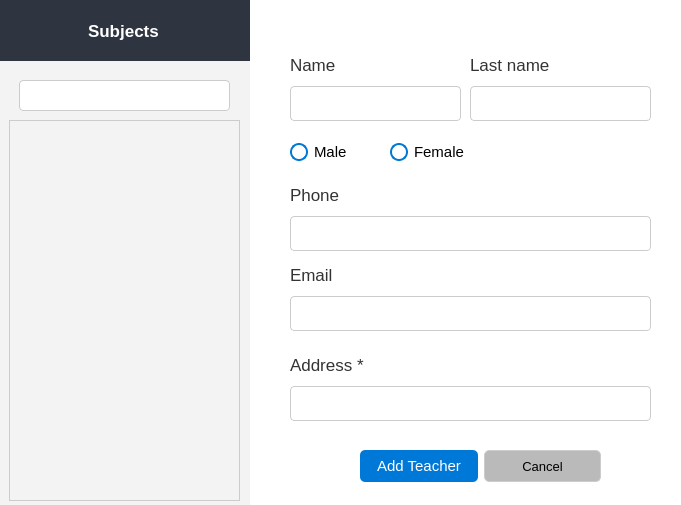
Qt form School_System/ui/AddTeacherDialog.ui (KasperJack/School-Management-System) before a commit.
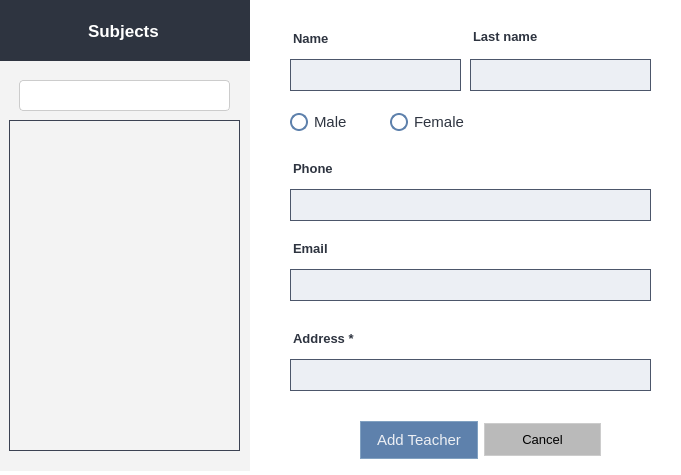
The same form after that commit.

Diff of the .ui file:
```diff
--- a/School_System/ui/AddTeacherDialog.ui
+++ b/School_System/ui/AddTeacherDialog.ui
@@ -7,7 +7,7 @@
     <x>0</x>
     <y>0</y>
     <width>681</width>
-    <height>505</height>
+    <height>475</height>
    </rect>
   </property>
   <property name="windowTitle">
@@ -92,7 +92,7 @@
    <property name="geometry">
     <rect>
      <x>290</x>
-     <y>50</y>
+     <y>20</y>
      <width>171</width>
      <height>71</height>
     </rect>
@@ -103,16 +103,56 @@
       <property name="font">
        <font>
         <family>Segoe UI</family>
-        <pointsize>13</pointsize>
+        <pointsize>-1</pointsize>
+        <bold>true</bold>
        </font>
       </property>
+      <property name="styleSheet">
+       <string notr="true">/* Label Style */
+QLabel {
+    color: #2e3440; /* Light text color */
+    font-size: 13px; /* Smaller font size for the label */
+    font-weight: bold; /* Bold text to emphasize the label */
+    margin-top: 4px; /* Space between the label and the input field */
+}
+
+/* Optional: Focused Label Change (to match the input field) */
+QLineEdit:focus + QLabel {
+    color: #88C0D0; /* Change label color to light blue on focus */
+}
+</string>
+      </property>
       <property name="text">
        <string>Name</string>
       </property>
      </widget>
     </item>
     <item>
-     <widget class="QLineEdit" name="name_field"/>
+     <widget class="QLineEdit" name="name_field">
+      <property name="styleSheet">
+       <string notr="true">/* Input Field */
+QLineEdit {
+    background-color: #eceff4; /* Light background */
+    color: #000000; /* Black text */
+    border: 1px solid #4C566A; /* Subtle gray-blue border */
+    border-radius: 0px; /* No rounded corners */
+    padding: 6px; /* Padding inside the field */
+    font-size: 14px; /* Standard font size */
+}
+
+/* Focused Input Field */
+QLineEdit:focus {
+    border: 1px solid #88C0D0; /* Light blue/teal border on focus */
+    background-color: #e1e9f2; /* Slightly lighter background on focus */
+}
+
+/* Placeholder Text */
+QLineEdit::placeholder {
+    color: #4C566A; /* Darker gray for placeholder text */
+}
+</string>
+      </property>
+     </widget>
     </item>
    </layout>
   </widget>
@@ -120,7 +160,7 @@
    <property name="geometry">
     <rect>
      <x>470</x>
-     <y>50</y>
+     <y>20</y>
      <width>181</width>
      <height>71</height>
     </rect>
@@ -131,16 +171,68 @@
       <property name="font">
        <font>
         <family>Segoe UI</family>
-        <pointsize>13</pointsize>
+        <pointsize>-1</pointsize>
+        <bold>true</bold>
        </font>
       </property>
+      <property name="styleSheet">
+       <string notr="true">/* Label Style */
+QLabel {
+    color: #2e3440; /* Light text color */
+    font-size: 13px; /* Smaller font size for the label */
+    font-weight: bold; /* Bold text to emphasize the label */
+    margin-top: 4px; /* Space between the label and the input field */
+}
+
+/* Optional: Focused Label Change (to match the input field) */
+QLineEdit:focus + QLabel {
+    color: #88C0D0; /* Change label color to light blue on focus */
+}
+/* Label Style */
+QLabel {
+    color: #2e3440; /* Light text color */
+    font-size: 13px; /* Smaller font size for the label */
+    font-weight: bold; /* Bold text to emphasize the label */
+    margin-bottom: 4px; /* Space between the label and the input field */
+}
+
+/* Optional: Focused Label Change (to match the input field) */
+QLineEdit:focus + QLabel {
+    color: #88C0D0; /* Change label color to light blue on focus */
+}
+</string>
+      </property>
       <property name="text">
        <string>Last name</string>
       </property>
      </widget>
     </item>
     <item>
-     <widget class="QLineEdit" name="last_name_field"/>
+     <widget class="QLineEdit" name="last_name_field">
+      <property name="styleSheet">
+       <string notr="true">/* Input Field */
+QLineEdit {
+    background-color: #eceff4; /* Light background */
+    color: #000000; /* Black text */
+    border: 1px solid #4C566A; /* Subtle gray-blue border */
+    border-radius: 0px; /* No rounded corners */
+    padding: 6px; /* Padding inside the field */
+    font-size: 14px; /* Standard font size */
+}
+
+/* Focused Input Field */
+QLineEdit:focus {
+    border: 1px solid #88C0D0; /* Light blue/teal border on focus */
+    background-color: #e1e9f2; /* Slightly lighter background on focus */
+}
+
+/* Placeholder Text */
+QLineEdit::placeholder {
+    color: #4C566A; /* Darker gray for placeholder text */
+}
+</string>
+      </property>
+     </widget>
     </item>
    </layout>
   </widget>
@@ -148,51 +240,59 @@
    <property name="geometry">
     <rect>
      <x>390</x>
-     <y>140</y>
+     <y>110</y>
      <width>81</width>
      <height>24</height>
     </rect>
    </property>
    <property name="styleSheet">
-    <string notr="true">QRadioButton {
+    <string notr="true">/* RadioButton Styling */
+QRadioButton {
     spacing: 6px; /* Space between the radio button and label text */
-    color: black; /* Text color */
+    color: #2e3440;/* Light grayish blue text from Nord */
     font-size: 11pt;
 }
 
+/* RadioButton Indicator */
 QRadioButton::indicator {
     width: 14px;
     height: 14px;
-    border-radius: 9px; /* Makes the indicator circular */
-    border: 2px solid #0078D4; /* Fluent Blue border */
+    border-radius: 9px; /* Circular indicator */
+    border: 2px solid #5e81ac; /* Nord9 Blue for the border */
     background-color: transparent; /* Transparent background */
 }
 
+/* Hover State for Indicator */
 QRadioButton::indicator:hover {
     border-color: #005a9e; /* Darker Fluent Blue on hover */
 }
 
+/* Checked State for Indicator */
 QRadioButton::indicator:checked {
-    background-color: #0078D4; /* Fluent Blue when checked */
-    border-color: #0078D4; /* Fluent Blue border */
+    background-color: #81a1c1; /* Nord8 Blue when checked */
+    border-color: #81a1c1; /* Matching border color */
 }
 
+/* Pressed State for Indicator */
 QRadioButton::indicator:pressed {
     background-color: #004578; /* Darker blue on press */
 }
 
+/* Hover State for Checked Indicator */
 QRadioButton::indicator:checked:hover {
     background-color: #005a9e; /* Slightly darker blue on hover when checked */
 }
 
+/* Disabled State for Indicator */
 QRadioButton::indicator:disabled {
-    border-color: #d6d6d6; /* Light gray for disabled state */
-    background-color: #f0f0f0; /* Light gray background for disabled */
+    border-color: #3b4252; /* Nord1 Darker gray for disabled state */
+    background-color: #4c566a; /* Nord3 Dark gray background for disabled */
 }
 
+/* Checked Disabled State for Indicator */
 QRadioButton::indicator:checked:disabled {
-    background-color: #d6d6d6; /* Gray checked state for disabled */
-    border-color: #d6d6d6;
+    background-color: #4c566a; /* Dark gray checked state for disabled */
+    border-color: #4c566a; /* Dark gray border for disabled checked state */
 }
 </string>
    </property>
@@ -204,51 +304,59 @@
    <property name="geometry">
     <rect>
      <x>290</x>
-     <y>140</y>
+     <y>110</y>
      <width>81</width>
      <height>24</height>
     </rect>
    </property>
    <property name="styleSheet">
-    <string notr="true">QRadioButton {
+    <string notr="true">/* RadioButton Styling */
+QRadioButton {
     spacing: 6px; /* Space between the radio button and label text */
-    color: black; /* Text color */
+    color: #2e3440; /* Light grayish blue text from Nord */
     font-size: 11pt;
 }
 
+/* RadioButton Indicator */
 QRadioButton::indicator {
     width: 14px;
     height: 14px;
-    border-radius: 9px; /* Makes the indicator circular */
-    border: 2px solid #0078D4; /* Fluent Blue border */
+    border-radius: 9px; /* Circular indicator */
+    border: 2px solid #5e81ac; /* Nord9 Blue for the border */
     background-color: transparent; /* Transparent background */
 }
 
+/* Hover State for Indicator */
 QRadioButton::indicator:hover {
     border-color: #005a9e; /* Darker Fluent Blue on hover */
 }
 
+/* Checked State for Indicator */
 QRadioButton::indicator:checked {
-    background-color: #0078D4; /* Fluent Blue when checked */
-    border-color: #0078D4; /* Fluent Blue border */
+    background-color: #81a1c1; /* Nord8 Blue when checked */
+    border-color: #81a1c1; /* Matching border color */
 }
 
+/* Pressed State for Indicator */
 QRadioButton::indicator:pressed {
     background-color: #004578; /* Darker blue on press */
 }
 
+/* Hover State for Checked Indicator */
 QRadioButton::indicator:checked:hover {
     background-color: #005a9e; /* Slightly darker blue on hover when checked */
 }
 
+/* Disabled State for Indicator */
 QRadioButton::indicator:disabled {
-    border-color: #d6d6d6; /* Light gray for disabled state */
-    background-color: #f0f0f0; /* Light gray background for disabled */
+    border-color: #3b4252; /* Nord1 Darker gray for disabled state */
+    background-color: #4c566a; /* Nord3 Dark gray background for disabled */
 }
 
+/* Checked Disabled State for Indicator */
 QRadioButton::indicator:checked:disabled {
-    background-color: #d6d6d6; /* Gray checked state for disabled */
-    border-color: #d6d6d6;
+    background-color: #4c566a; /* Dark gray checked state for disabled */
+    border-color: #4c566a; /* Dark gray border for disabled checked state */
 }
 </string>
    </property>
@@ -260,9 +368,9 @@
    <property name="geometry">
     <rect>
      <x>360</x>
-     <y>450</y>
+     <y>420</y>
      <width>241</width>
-     <height>32</height>
+     <height>40</height>
     </rect>
    </property>
    <layout class="QHBoxLayout" name="horizontalLayout">
@@ -270,12 +378,52 @@
      <widget class="QPushButton" name="add_teacher_button">
       <property name="minimumSize">
        <size>
-        <width>0</width>
-        <height>30</height>
+        <width>86</width>
+        <height>38</height>
        </size>
       </property>
       <property name="styleSheet">
-       <string notr="true"/>
+       <string notr="true">QPushButton {
+    background-color: #5E81AC; /* Nord Blue */
+    color: #ECEFF4; /* Light text */
+    border: 1px solid #81A1C1; /* Lighter blue border */
+    border-radius: 0px; /* No roundness */
+    padding: 6px 12px;
+    font-family: &quot;Segoe UI&quot;;
+    font-size: 15px;
+    min-width: 60px;
+    min-height: 24px;
+}
+
+/* Hover State */
+QPushButton:hover {
+    background-color: #81A1C1; /* Lighter Nord Blue */
+    border: 1px solid #88C0D0; /* Teal highlight */
+}
+
+/* Pressed State */
+QPushButton:pressed {
+    background-color: #4C566A; /* Darker Nord Blue */
+    border: 1px solid #8FBCBB; /* Teal accent */
+}
+
+/* Edit Button Specific Style */
+QPushButton#editButton {
+    background-color: #88C0D0; /* Soft Teal Blue */
+    color: #2E3440; /* Darker text for contrast */
+    border: 1px solid #8FBCBB; /* Teal border */
+}
+
+QPushButton#editButton:hover {
+    background-color: #8FBCBB; /* Slightly lighter teal */
+    border: 1px solid #81A1C1; /* Soft blue highlight */
+}
+
+QPushButton#editButton:pressed {
+    background-color: #5E81AC; /* Dark Nord Blue */
+    border: 1px solid #4C566A; /* Darker border */
+}
+</string>
       </property>
       <property name="text">
        <string>Add Teacher</string>
@@ -307,7 +455,7 @@
 
     color: black;                  /* Black text */
     border: 1px solid #cccccc;     /* Light gray border */
-    border-radius: 5px;
+    border-radius: 0px;
     padding: 8px 16px;
     font-size: 10pt;
 }
@@ -334,7 +482,7 @@
    <property name="geometry">
     <rect>
      <x>290</x>
-     <y>260</y>
+     <y>230</y>
      <width>361</width>
      <height>71</height>
     </rect>
@@ -345,16 +493,56 @@
       <property name="font">
        <font>
         <family>Segoe UI</family>
-        <pointsize>13</pointsize>
+        <pointsize>-1</pointsize>
+        <bold>true</bold>
        </font>
       </property>
+      <property name="styleSheet">
+       <string notr="true">/* Label Style */
+QLabel {
+    color: #2e3440; /* Light text color */
+    font-size: 13px; /* Smaller font size for the label */
+    font-weight: bold; /* Bold text to emphasize the label */
+    margin-top: 4px; /* Space between the label and the input field */
+}
+
+/* Optional: Focused Label Change (to match the input field) */
+QLineEdit:focus + QLabel {
+    color: #88C0D0; /* Change label color to light blue on focus */
+}
+</string>
+      </property>
       <property name="text">
        <string>Email</string>
       </property>
      </widget>
     </item>
     <item>
-     <widget class="QLineEdit" name="email_field"/>
+     <widget class="QLineEdit" name="email_field">
+      <property name="styleSheet">
+       <string notr="true">/* Input Field */
+QLineEdit {
+    background-color: #eceff4; /* Light background */
+    color: #000000; /* Black text */
+    border: 1px solid #4C566A; /* Subtle gray-blue border */
+    border-radius: 0px; /* No rounded corners */
+    padding: 6px; /* Padding inside the field */
+    font-size: 14px; /* Standard font size */
+}
+
+/* Focused Input Field */
+QLineEdit:focus {
+    border: 1px solid #88C0D0; /* Light blue/teal border on focus */
+    background-color: #e1e9f2; /* Slightly lighter background on focus */
+}
+
+/* Placeholder Text */
+QLineEdit::placeholder {
+    color: #4C566A; /* Darker gray for placeholder text */
+}
+</string>
+      </property>
+     </widget>
     </item>
    </layout>
   </widget>
@@ -362,7 +550,7 @@
    <property name="geometry">
     <rect>
      <x>290</x>
-     <y>180</y>
+     <y>150</y>
      <width>361</width>
      <height>71</height>
     </rect>
@@ -373,16 +561,56 @@
       <property name="font">
        <font>
         <family>Segoe UI</family>
-        <pointsize>13</pointsize>
+        <pointsize>-1</pointsize>
+        <bold>true</bold>
        </font>
       </property>
+      <property name="styleSheet">
+       <string notr="true">/* Label Style */
+QLabel {
+    color: #2e3440; /* Light text color */
+    font-size: 13px; /* Smaller font size for the label */
+    font-weight: bold; /* Bold text to emphasize the label */
+    margin-top: 4px; /* Space between the label and the input field */
+}
+
+/* Optional: Focused Label Change (to match the input field) */
+QLineEdit:focus + QLabel {
+    color: #88C0D0; /* Change label color to light blue on focus */
+}
+</string>
+      </property>
       <property name="text">
        <string>Phone</string>
       </property>
      </widget>
     </item>
     <item>
-     <widget class="QLineEdit" name="phone_field"/>
+     <widget class="QLineEdit" name="phone_field">
+      <property name="styleSheet">
+       <string notr="true">/* Input Field */
+QLineEdit {
+    background-color: #eceff4; /* Light background */
+    color: #000000; /* Black text */
+    border: 1px solid #4C566A; /* Subtle gray-blue border */
+    border-radius: 0px; /* No rounded corners */
+    padding: 6px; /* Padding inside the field */
+    font-size: 14px; /* Standard font size */
+}
+
+/* Focused Input Field */
+QLineEdit:focus {
+    border: 1px solid #88C0D0; /* Light blue/teal border on focus */
+    background-color: #e1e9f2; /* Slightly lighter background on focus */
+}
+
+/* Placeholder Text */
+QLineEdit::placeholder {
+    color: #4C566A; /* Darker gray for placeholder text */
+}
+</string>
+      </property>
+     </widget>
     </item>
    </layout>
   </widget>
@@ -390,7 +618,7 @@
    <property name="geometry">
     <rect>
      <x>290</x>
-     <y>350</y>
+     <y>320</y>
      <width>361</width>
      <height>71</height>
     </rect>
@@ -401,16 +629,56 @@
       <property name="font">
        <font>
         <family>Segoe UI</family>
-        <pointsize>13</pointsize>
+        <pointsize>-1</pointsize>
+        <bold>true</bold>
        </font>
       </property>
+      <property name="styleSheet">
+       <string notr="true">/* Label Style */
+QLabel {
+    color: #2e3440; /* Light text color */
+    font-size: 13px; /* Smaller font size for the label */
+    font-weight: bold; /* Bold text to emphasize the label */
+    margin-top: 4px; /* Space between the label and the input field */
+}
+
+/* Optional: Focused Label Change (to match the input field) */
+QLineEdit:focus + QLabel {
+    color: #88C0D0; /* Change label color to light blue on focus */
+}
+</string>
+      </property>
       <property name="text">
        <string>Address *</string>
       </property>
      </widget>
     </item>
     <item>
-     <widget class="QLineEdit" name="address_field"/>
+     <widget class="QLineEdit" name="address_field">
+      <property name="styleSheet">
+       <string notr="true">/* Input Field */
+QLineEdit {
+    background-color: #eceff4; /* Light background */
+    color: #000000; /* Black text */
+    border: 1px solid #4C566A; /* Subtle gray-blue border */
+    border-radius: 0px; /* No rounded corners */
+    padding: 6px; /* Padding inside the field */
+    font-size: 14px; /* Standard font size */
+}
+
+/* Focused Input Field */
+QLineEdit:focus {
+    border: 1px solid #88C0D0; /* Light blue/teal border on focus */
+    background-color: #e1e9f2; /* Slightly lighter background on focus */
+}
+
+/* Placeholder Text */
+QLineEdit::placeholder {
+    color: #4C566A; /* Darker gray for placeholder text */
+}
+</string>
+      </property>
+     </widget>
     </item>
    </layout>
   </widget>
@@ -420,7 +688,7 @@
      <x>-1</x>
      <y>0</y>
      <width>251</width>
-     <height>521</height>
+     <height>471</height>
     </rect>
    </property>
    <property name="styleSheet">
@@ -433,64 +701,73 @@
       <x>10</x>
       <y>120</y>
       <width>231</width>
-      <height>381</height>
+      <height>331</height>
      </rect>
     </property>
     <property name="styleSheet">
-     <string notr="true">    QScrollArea {
-        border: 1px solid #cccccc;
-        background: #f9f9f9;
-        border-radius: 0px;
-    }
+     <string notr="true">QScrollArea {
+    border: 1px solid #3b4252; /* Nord1 - Dark gray-blue border */
+    background: #f9f9f9; /* Keep original background */
+    border-radius: 0px;
+}
 
-    /* Scroll Bar */
-    QScrollBar:vertical {
-        border: none;
-        background: #e6e6e6;
-        width: 12px;
-        margin: 2px;
-        border-radius: 6px;
-    }
-    QScrollBar::handle:vertical {
-        background: #aaaaaa;
-        min-height: 20px;
-        border-radius: 6px;
-    }
-    QScrollBar::handle:vertical:hover {
-        background: #888888;
-    }
-    QScrollBar::sub-line:vertical,
-    QScrollBar::add-line:vertical {
-        background: none;
-        height: 0;
-    }
+/* Scroll Bar */
+QScrollBar:vertical {
+    border: none;
+    background: #e6e6e6; /* Keep original background */
+    width: 12px;
+    margin: 2px;
+    border-radius: 6px;
+}
 
-    /* Items inside the Scroll Area */
-    QWidget {
-        font-size: 16px;
-        font-family: Arial, sans-serif;
-        color: #333333;
-        background: transparent;
-    }
+QScrollBar::handle:vertical {
+    background: #4c566a; /* Nord3 - Medium gray-blue for handle */
+    min-height: 20px;
+    border-radius: 6px;
+}
 
-    QCheckBox {
-        spacing: 10px;
-        padding: 5px;
-    }
-    QCheckBox::indicator {
-        width: 16px;
-        height: 16px;
-    }
-    QCheckBox::indicator:checked {
-        background-color: #0078d4;
-        border: 1px solid #0078d4;
-        border-radius: 4px;
-    }
-    QCheckBox::indicator:unchecked {
-        background-color: #f0f0f0;
-        border: 1px solid #cccccc;
-        border-radius: 4px;
-    }</string>
+QScrollBar::handle:vertical:hover {
+    background: #81a1c1; /* Nord8 - Blue on hover */
+}
+
+QScrollBar::sub-line:vertical,
+QScrollBar::add-line:vertical {
+    background: none;
+    height: 0;
+}
+
+/* Items inside the Scroll Area */
+QWidget {
+    font-size: 16px;
+    font-family: Arial, sans-serif;
+    color: #2e3440;
+    background: transparent;
+}
+
+QCheckBox {
+    spacing: 10px;
+    padding: 5px;
+}
+
+QCheckBox::indicator {
+    width: 16px;
+    height: 16px;
+}
+
+/* Checked state */
+QCheckBox::indicator:checked {
+    background-color: #5e81ac; /* Nord9 - Blue for checked state */
+    border: 1px solid #5e81ac; /* Matching border color */
+    border-radius: 4px;
+}
+
+/* Unchecked state */
+QCheckBox::indicator:unchecked {
+    background-color: #f0f0f0; /* Light background for unchecked */
+    border: 1px solid #cccccc; /* Light gray border */
+    border-radius: 4px;
+}
+</string>
     </property>
     <property name="widgetResizable">
      <bool>true</bool>
@@ -501,7 +778,7 @@
        <x>0</x>
        <y>0</y>
        <width>229</width>
-       <height>379</height>
+       <height>329</height>
       </rect>
      </property>
     </widget>
```
Left out of the diff: 12 changed lines with no effect on the pictures.
